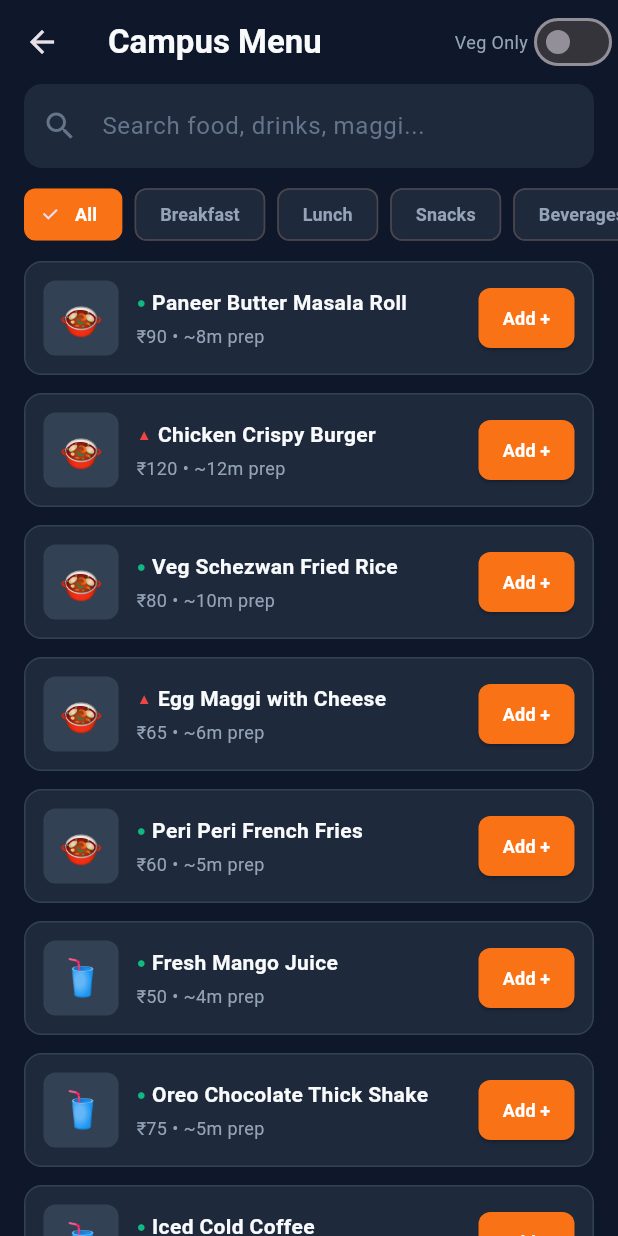
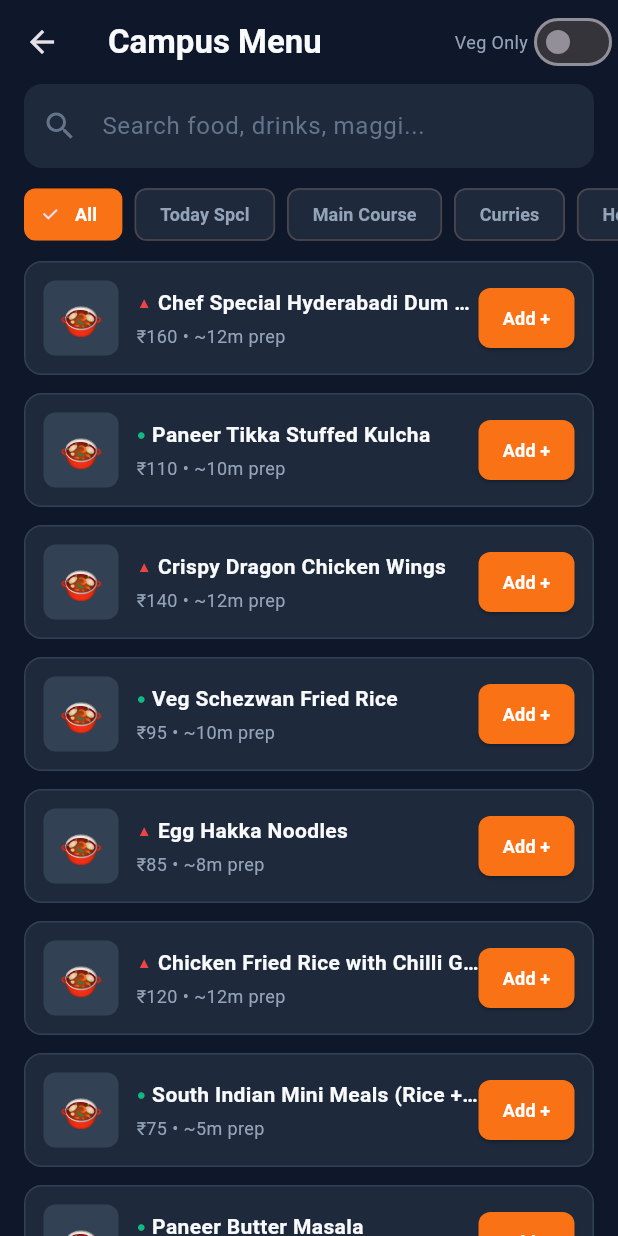
Before and after one commit to varun-2437/campusbite, a Flutter app: the MenuScreen screen opened directly, on a phone screen of 412 x 824 dp. Run offline on Flutter 3.47's test engine with Material 3 defaults, Android fonts, the phone set to English and light mode, and no system bars; our stand-ins replace qr_flutter.

Commit message:
feat: add mock payment outcome simulator and comprehensive menu categories

```diff
--- a/mobile-app/lib/providers/menu_provider.dart
+++ b/mobile-app/lib/providers/menu_provider.dart
@@ -3,81 +3,234 @@ import '../models/models.dart';
 
 class MenuProvider with ChangeNotifier {
   final List<MenuItemModel> _items = [
+    // --- TODAY'S SPECIAL ---
     MenuItemModel(
-      itemId: 'm1',
-      name: 'Paneer Butter Masala Roll',
-      price: 90.0,
-      category: 'Lunch',
-      isAvailable: true,
-      prepTime: 8,
-      isVeg: true,
-      imageUrl: '',
-    ),
-    MenuItemModel(
-      itemId: 'm2',
-      name: 'Chicken Crispy Burger',
-      price: 120.0,
-      category: 'Snacks',
+      itemId: 'sp1',
+      name: 'Chef Special Hyderabadi Dum Biryani',
+      price: 160.0,
+      category: 'Today Spcl',
       isAvailable: true,
       prepTime: 12,
       isVeg: false,
       imageUrl: '',
     ),
     MenuItemModel(
-      itemId: 'm3',
-      name: 'Veg Schezwan Fried Rice',
-      price: 80.0,
-      category: 'Lunch',
+      itemId: 'sp2',
+      name: 'Paneer Tikka Stuffed Kulcha',
+      price: 110.0,
+      category: 'Today Spcl',
       isAvailable: true,
       prepTime: 10,
       isVeg: true,
       imageUrl: '',
     ),
     MenuItemModel(
-      itemId: 'm4',
-      name: 'Egg Maggi with Cheese',
-      price: 65.0,
-      category: 'Breakfast',
+      itemId: 'sp3',
+      name: 'Crispy Dragon Chicken Wings',
+      price: 140.0,
+      category: 'Today Spcl',
       isAvailable: true,
-      prepTime: 6,
+      prepTime: 12,
+      isVeg: false,
+      imageUrl: '',
+    ),
+
+    // --- MAIN COURSE ---
+    MenuItemModel(
+      itemId: 'mc1',
+      name: 'Veg Schezwan Fried Rice',
+      price: 95.0,
+      category: 'Main Course',
+      isAvailable: true,
+      prepTime: 10,
+      isVeg: true,
+      imageUrl: '',
+    ),
+    MenuItemModel(
+      itemId: 'mc2',
+      name: 'Egg Hakka Noodles',
+      price: 85.0,
+      category: 'Main Course',
+      isAvailable: true,
+      prepTime: 8,
       isVeg: false,
       imageUrl: '',
     ),
     MenuItemModel(
-      itemId: 'm5',
-      name: 'Peri Peri French Fries',
+      itemId: 'mc3',
+      name: 'Chicken Fried Rice with Chilli Garlic',
+      price: 120.0,
+      category: 'Main Course',
+      isAvailable: true,
+      prepTime: 12,
+      isVeg: false,
+      imageUrl: '',
+    ),
+    MenuItemModel(
+      itemId: 'mc4',
+      name: 'South Indian Mini Meals (Rice + Sambar)',
+      price: 75.0,
+      category: 'Main Course',
+      isAvailable: true,
+      prepTime: 5,
+      isVeg: true,
+      imageUrl: '',
+    ),
+
+    // --- CURRIES ---
+    MenuItemModel(
+      itemId: 'cr1',
+      name: 'Paneer Butter Masala',
+      price: 110.0,
+      category: 'Curries',
+      isAvailable: true,
+      prepTime: 10,
+      isVeg: true,
+      imageUrl: '',
+    ),
+    MenuItemModel(
+      itemId: 'cr2',
+      name: 'Chicken Chettinad Curry',
+      price: 135.0,
+      category: 'Curries',
+      isAvailable: true,
+      prepTime: 12,
+      isVeg: false,
+      imageUrl: '',
+    ),
+    MenuItemModel(
+      itemId: 'cr3',
+      name: 'Dal Tadka Special',
+      price: 70.0,
+      category: 'Curries',
+      isAvailable: true,
+      prepTime: 6,
+      isVeg: true,
+      imageUrl: '',
+    ),
+
+    // --- HOT DRINKS ---
+    MenuItemModel(
+      itemId: 'hd1',
+      name: 'South Indian Filter Coffee',
+      price: 25.0,
+      category: 'Hot Drinks',
+      isAvailable: true,
+      prepTime: 3,
+      isVeg: true,
+      imageUrl: '',
+    ),
+    MenuItemModel(
+      itemId: 'hd2',
+      name: 'Masala Chai (Ginger & Cardamom)',
+      price: 20.0,
+      category: 'Hot Drinks',
+      isAvailable: true,
+      prepTime: 3,
+      isVeg: true,
+      imageUrl: '',
+    ),
+    MenuItemModel(
+      itemId: 'hd3',
+      name: 'Hot Belgian Chocolate Drink',
+      price: 55.0,
+      category: 'Hot Drinks',
+      isAvailable: true,
+      prepTime: 4,
+      isVeg: true,
+      imageUrl: '',
+    ),
+
+    // --- CHOCOLATES ---
+    MenuItemModel(
+      itemId: 'ch1',
+      name: 'Ferrero Rocher Deluxe Cone',
+      price: 65.0,
+      category: 'Chocolates',
+      isAvailable: true,
+      prepTime: 1,
+      isVeg: true,
+      imageUrl: '',
+    ),
+    MenuItemModel(
+      itemId: 'ch2',
+      name: 'Cadbury Dairy Milk Silk (Roast Almond)',
+      price: 80.0,
+      category: 'Chocolates',
+      isAvailable: true,
+      prepTime: 1,
+      isVeg: true,
+      imageUrl: '',
+    ),
+    MenuItemModel(
+      itemId: 'ch3',
+      name: 'KitKat 4-Finger Dark Chocolate',
+      price: 40.0,
+      category: 'Chocolates',
+      isAvailable: true,
+      prepTime: 1,
+      isVeg: true,
+      imageUrl: '',
+    ),
+
+    // --- ICE CREAMS ---
+    MenuItemModel(
+      itemId: 'ic1',
+      name: 'Choco Nut Sundae with Hot Fudge',
+      price: 75.0,
+      category: 'Ice Creams',
+      isAvailable: true,
+      prepTime: 4,
+      isVeg: true,
+      imageUrl: '',
+    ),
+    MenuItemModel(
+      itemId: 'ic2',
+      name: 'Spanish Delight Double Scoop',
       price: 60.0,
-      category: 'Snacks',
+      category: 'Ice Creams',
+      isAvailable: true,
+      prepTime: 3,
+      isVeg: true,
+      imageUrl: '',
+    ),
+    MenuItemModel(
+      itemId: 'ic3',
+      name: 'Classic Vanilla with Chocolate Dip',
+      price: 35.0,
+      category: 'Ice Creams',
+      isAvailable: true,
+      prepTime: 2,
+      isVeg: true,
+      imageUrl: '',
+    ),
+
+    // --- DESSERTS ---
+    MenuItemModel(
+      itemId: 'ds1',
+      name: 'Hot Sizzling Brownie with Ice Cream',
+      price: 95.0,
+      category: 'Desserts',
       isAvailable: true,
       prepTime: 5,
       isVeg: true,
       imageUrl: '',
     ),
     MenuItemModel(
-      itemId: 'm6',
-      name: 'Fresh Mango Juice',
+      itemId: 'ds2',
+      name: 'Gulab Jamun with Rabdi (2 Pcs)',
       price: 50.0,
-      category: 'Beverages',
+      category: 'Desserts',
       isAvailable: true,
-      prepTime: 4,
+      prepTime: 3,
       isVeg: true,
       imageUrl: '',
     ),
     MenuItemModel(
-      itemId: 'm7',
-      name: 'Oreo Chocolate Thick Shake',
-      price: 75.0,
-      category: 'Beverages',
-      isAvailable: true,
-      prepTime: 5,
-      isVeg: true,
-      imageUrl: '',
-    ),
-    MenuItemModel(
-      itemId: 'm8',
-      name: 'Iced Cold Coffee',
-      price: 55.0,
-      category: 'Beverages',
+      itemId: 'ds3',
+      name: 'Lotus Biscoff Cheesecake Jar',
+      price: 110.0,
+      category: 'Desserts',
       isAvailable: true,
       prepTime: 3,
       isVeg: true,
--- a/mobile-app/lib/views/menu/menu_screen.dart
+++ b/mobile-app/lib/views/menu/menu_screen.dart
@@ -128,7 +128,16 @@ class MenuScreen extends StatelessWidget {
   @override
   Widget build(BuildContext context) {
     final menuProv = Provider.of<MenuProvider>(context);
-    final categories = ['All', 'Breakfast', 'Lunch', 'Snacks', 'Beverages'];
+    final categories = [
+      'All',
+      'Today Spcl',
+      'Main Course',
+      'Curries',
+      'Hot Drinks',
+      'Chocolates',
+      'Ice Creams',
+      'Desserts'
+    ];
 
     return Scaffold(
       backgroundColor: AppColors.background,
```
Also changed, not shown: mobile-app/lib/views/cart/cart_screen.dart (+9 -1 lines), mobile-app/lib/views/cart/mock_payment_screen.dart (added, +172 -0 lines), 1 other file.
